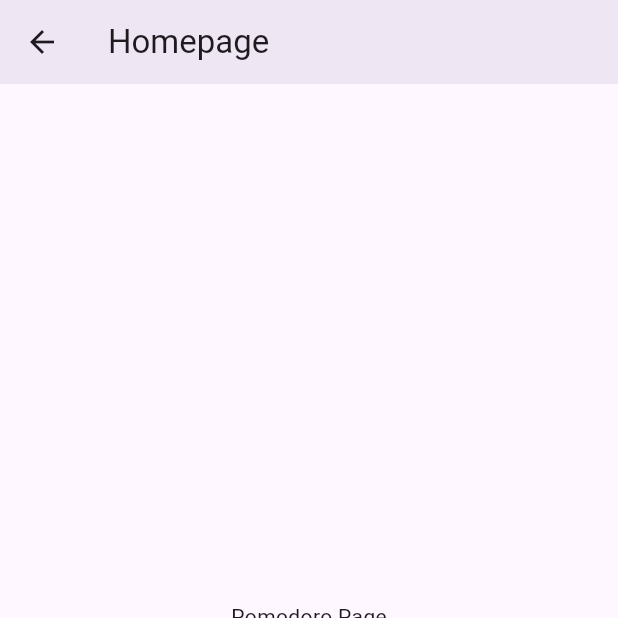
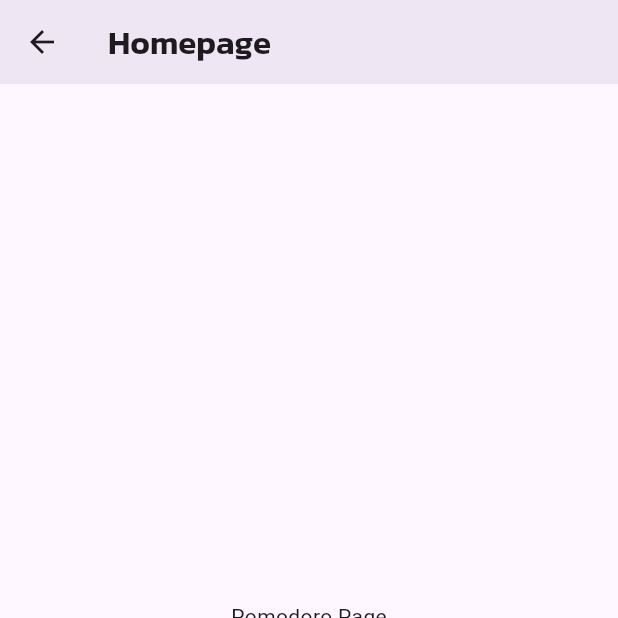
Before and after one commit to PedroH-Peres/studylistapp, a Flutter app: the HomePage screen opened by its route, item 3 of the bottom bar chosen, on a phone screen of 412 x 824 dp, the top half of it. Run offline on Flutter 3.47's test engine with Material 2 defaults, Android fonts, the phone set to English and light mode, and no system bars; our stand-ins replace audioplayers, flutter_mobx, mobx; generated files the repository leaves out were written again.

Commit message:
Font Kanit

```diff
--- a/studyapp/lib/components/studyForm.dart
+++ b/studyapp/lib/components/studyForm.dart
@@ -51,7 +51,7 @@ class _StudyFormState extends State<StudyForm> {
               children: [
                 const Text(
                   "Add Study",
-                  style: TextStyle(fontSize: 24),
+                  style: TextStyle(fontSize: 24, fontFamily: "Kanit"),
                 ),
                 TextFormField(
                   controller: _titleController,
--- a/studyapp/lib/pages/homepage.dart
+++ b/studyapp/lib/pages/homepage.dart
@@ -18,7 +18,7 @@ class HomePage extends StatelessWidget {
 
     return Scaffold(
         appBar: AppBar(
-          title: Text("Homepage"),
+          title: Text("Homepage", style: TextStyle(fontFamily: "Kanit"),),
           elevation: 5,
         ),
         bottomNavigationBar: Observer(
```
Also changed, not shown: studyapp/pubspec.yaml (+4 -4 lines), studyapp/fonts/Kanit-SemiBold.ttf (added).
